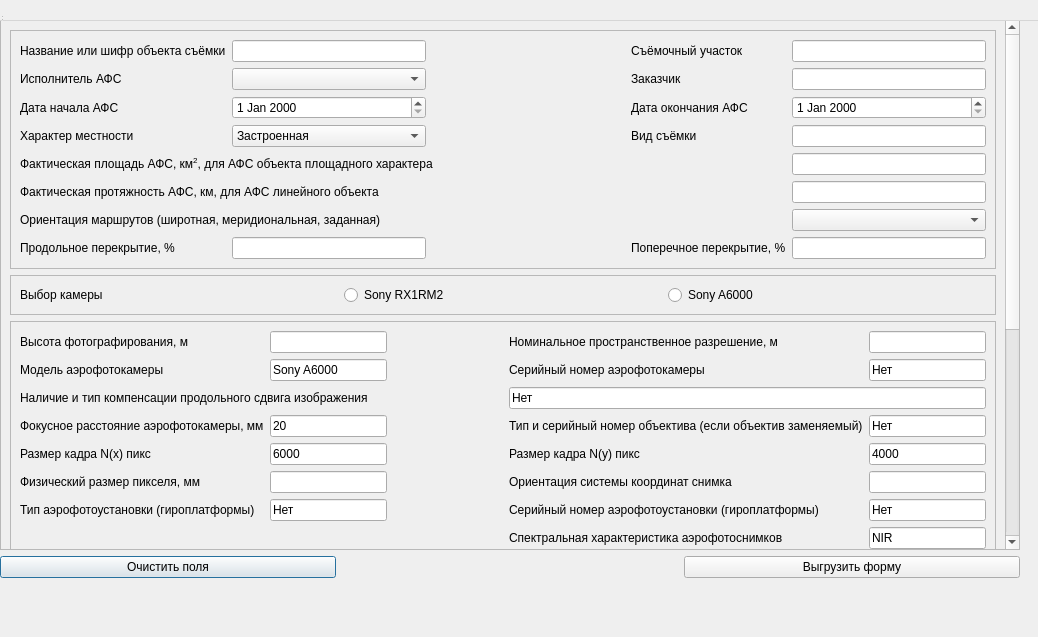
Above: Aerial_Photography_GUI_dialog_base.ui from ji-tf/aerial_photography_gui before the change. Below: the same form after it.
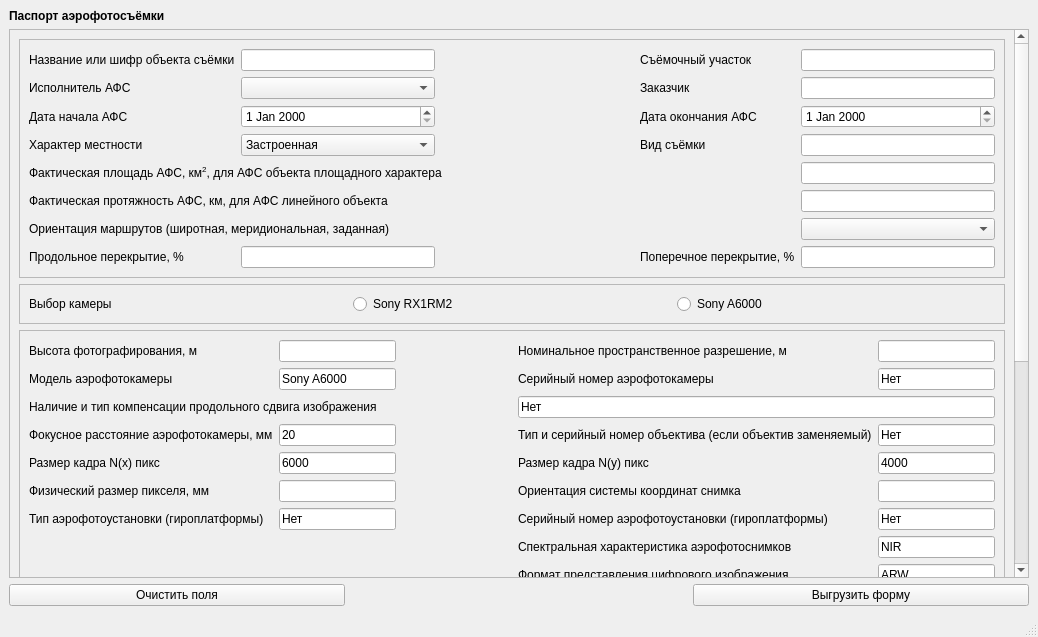
That is the form after the change.

```diff
--- a/Aerial_Photography_GUI_dialog_base.ui
+++ b/Aerial_Photography_GUI_dialog_base.ui
@@ -1,7 +1,7 @@
 <?xml version="1.0" encoding="UTF-8"?>
 <ui version="4.0">
  <class>AerialPhotographyGUIDialogBase</class>
- <widget class="QDialog" name="AerialPhotographyGUIDialogBase">
+ <widget class="QMainWindow" name="AerialPhotographyGUIDialogBase">
   <property name="geometry">
    <rect>
     <x>0</x>
```
